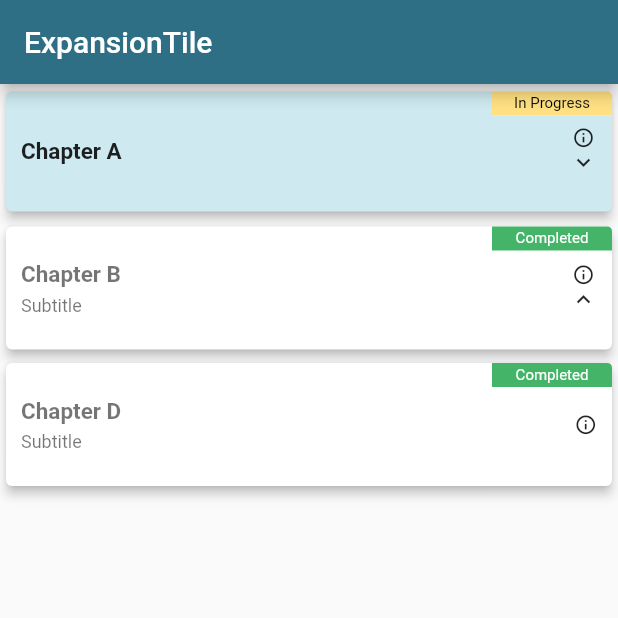
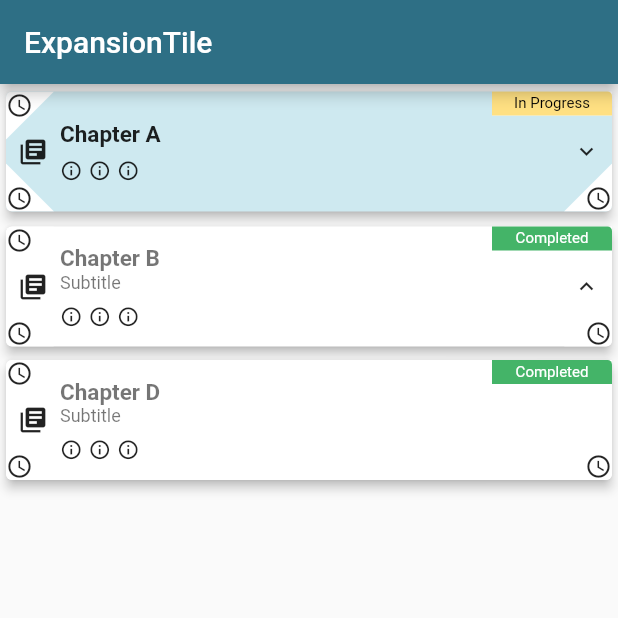
Before and after one commit to zubairehman/DismissibleExpandedList, a Flutter app: the screen it shows after launch, after a tap on "Chapter A", on a phone screen of 412 x 824 dp, the top half of it. Run offline on Flutter 3.47's test engine with Material 2 defaults, Android fonts, the phone set to English and light mode, and no system bars.

Commit message:
- added custom clipper - added badge icon

```diff
--- a/lib/model/dismissible_list_configuration.dart
+++ b/lib/model/dismissible_list_configuration.dart
@@ -6,6 +6,7 @@ class DismissibleListConfig {
   double listElevation;
   double infoBadgeElevation;
   double infoIconSize;
+  double leadingIconSize;
   bool removeTileOnDismiss;
   bool allowBatchSwipe;
   bool allowChildSwipe;
@@ -16,6 +17,7 @@ class DismissibleListConfig {
   TextStyle titleSelectedStyle;
   TextStyle subTitleStyle;
   TextStyle subTitleSelectedStyle;
+  IconData leadingIcon;
   IconData trailingIcon;
   Color lineColor;
   Color selectionColor;
@@ -24,12 +26,14 @@ class DismissibleListConfig {
   Color iconColor;
   Color iconSelectedColor;
   Color backgroundColor;
+  Color cornerIconBackgroundColor;
 
   DismissibleListConfig({
     this.badgeWidth = 80.0,
     this.listElevation = 3.0,
     this.infoBadgeElevation = 0.0,
     this.infoIconSize = 15.0,
+    this.leadingIconSize = 20.0,
     this.removeTileOnDismiss = true,
     this.allowBatchSwipe = true,
     this.allowChildSwipe = true,
@@ -40,6 +44,7 @@ class DismissibleListConfig {
     this.titleSelectedStyle = style.titleSelectedStyle,
     this.subTitleStyle = style.subTitleStyle,
     this.subTitleSelectedStyle = style.subTitleSelectedStyle,
+    this.leadingIcon = Icons.library_books,
     this.trailingIcon = Icons.info_outline,
     this.lineColor = const Color(0xFFe0e0e0),
     this.selectionColor = const Color(0xFFcee9f0),
@@ -48,5 +53,6 @@ class DismissibleListConfig {
     this.iconColor = Colors.black87,
     this.iconSelectedColor = Colors.black87,
     this.backgroundColor = Colors.white,
+    this.cornerIconBackgroundColor = Colors.white,
   });
 }
--- /dev/null
+++ b/lib/model/rectangular_clipper.dart
@@ -0,0 +1,61 @@
+import 'package:flutter/material.dart';
+
+class RectangularClipper extends CustomClipper<Path> {
+  final bool topLeft;
+  final bool topRight;
+  final bool bottomLeft;
+  final bool bottomRight;
+
+  RectangularClipper({
+    this.topLeft = false,
+    this.topRight = false,
+    this.bottomLeft = false,
+    this.bottomRight = false,
+  });
+
+  @override
+  getClip(Size size) {
+    var path;
+
+    if (topLeft) {
+      path = _clipForTopLeft(size);
+    } else if (bottomLeft) {
+      path = _clipForBottomLeft(size);
+    } else if (bottomRight) {
+      path = _clipForBottomRight(size);
+    } else if (topLeft) {
+      path = _clipForTopLeft(size);
+    }
+    return path;
+  }
+
+  Path _clipForTopLeft(Size size) {
+    var path = Path();
+    path.lineTo(0.0, size.height);
+    path.lineTo(size.width, 0.0);
+    path.close();
+    return path;
+  }
+
+  Path _clipForBottomLeft(Size size) {
+    var path = Path();
+    path.lineTo(0.0, size.height);
+    path.lineTo(size.width, size.height);
+    path.close();
+    return path;
+  }
+
+  Path _clipForBottomRight(Size size) {
+    var path = Path();
+    path.moveTo(size.width, 0.0);
+    path.lineTo(size.width, size.height);
+    path.lineTo(0.0, size.height);
+    path.close();
+    return path;
+  }
+
+  @override
+  bool shouldReclip(CustomClipper oldClipper) {
+    return false;
+  }
+}
--- a/lib/widgets/dismissible_expanded_list_widget.dart
+++ b/lib/widgets/dismissible_expanded_list_widget.dart
@@ -5,11 +5,12 @@ library dismissible_expanded_list;
 import 'package:dismissible_expanded_list/constants/text_styles.dart';
 import 'package:dismissible_expanded_list/model/dismissible_list_configuration.dart';
 import 'package:dismissible_expanded_list/model/entry.dart';
+import 'package:dismissible_expanded_list/model/rectangular_clipper.dart';
 import 'package:dismissible_expanded_list/utils/timeline/timeline_painter.dart';
 import 'package:dismissible_expanded_list/widgets/custom_expansion_tile.dart';
 import 'package:flutter/material.dart';
 
-// type defs:-------------------------------------------------------------------
+// type definitions:------------------------------------------------------------
 typedef void OnItemDismissed(
   int parentIndex,
   int childIndex,
@@ -59,21 +60,16 @@ class _DismissibleExpandableListState extends State<DismissibleExpandableList>
   AnimationController _iconAnimationController;
   Animation<double> _iconTurns;
   bool _isExpanded = false;
-  static final Animatable<double> _easeInTween = CurveTween(curve: Curves.easeIn);
-  static final Animatable<double> _halfTween = Tween<double>(begin: 0.0, end: 0.5);
+  static final Animatable<double> _easeInTween =
+      CurveTween(curve: Curves.easeIn);
+  static final Animatable<double> _halfTween =
+      Tween<double>(begin: 0.0, end: 0.5);
 
   @override
   void initState() {
     super.initState();
-    _expandCollapseController =
-        AnimationController(duration: _kExpand, vsync: this);
-    _iconAnimationController =
-        AnimationController(duration: _kExpand, vsync: this);
-    _iconTurns = _iconAnimationController.drive(_halfTween.chain(_easeInTween));
-    _expandCollapseController.forward();
-    _isExpanded = PageStorage.of(context)?.readState(context) ?? false;
-    if (_isExpanded) _iconAnimationController.value = 1.0;
-    onExpansionChange(true);
+    _initControllers();
+    _onExpansionChange(true);
   }
 
   @override
@@ -106,7 +102,7 @@ class _DismissibleExpandableListState extends State<DismissibleExpandableList>
           initiallyExpanded: shouldExpand(root),
           onExpansionChanged: (isExpanded) {
             setState(() {
-              onExpansionChange(isExpanded);
+              _onExpansionChange(isExpanded);
             });
           },
           listTile: widget.config.allowBatchSwipe
@@ -163,15 +159,7 @@ class _DismissibleExpandableListState extends State<DismissibleExpandableList>
       // Show a red background as the item is swiped away.
       background: Container(color: widget.config.rightSwipeColor),
       secondaryBackground: Container(color: widget.config.leftSwipeColor),
-      child: Card(
-        elevation: widget.config.listElevation,
-        color: !widget.config.allowParentSelection && root.children.isNotEmpty
-            ? widget.config.backgroundColor
-            : root.id != null && root.selected
-                ? widget.config.selectionColor
-                : widget.config.backgroundColor,
-        child: _buildListTileContent(root, parentIndex, childIndex),
-      ),
+      child: _buildCardTile(root, parentIndex, childIndex),
     );
   }
 
@@ -190,51 +178,129 @@ class _DismissibleExpandableListState extends State<DismissibleExpandableList>
 
   Widget _buildListTileContent(
       ExpandableListItem root, int parentIndex, int childIndex) {
-    return Stack(
+    return Container(
+      height: 80.0,
+      child: Stack(
         children: <Widget>[
           widget.config.showInfoBadge ? _buildBadge(root) : SizedBox.shrink(),
-        root.subTitle != null && root.subTitle.isNotEmpty
-            ? ListTile(
-                contentPadding: EdgeInsets.only(
-                    top: 5.0, bottom: 5.0, right: 10.0, left: 10.0),
-                title: _buildTitle(root),
-                subtitle: _buildSubTitle(root),
-                trailing: _buildTrailingWidget(root),
+          _buildListItem(root, parentIndex, childIndex),
+          _buildCornerIconWidget(
+            root,
+            radiusTopLeft: 4.0,
+            topLeft: true,
+            icon: Icons.access_time,
+            alignment: Alignment.topLeft,
+          ),
+          _buildCornerIconWidget(
+            root,
+            radiusBottomLeft: 4.0,
+            bottomLeft: true,
+            icon: Icons.access_time,
+            alignment: Alignment.bottomLeft,
+          ),
+          _buildCornerIconWidget(
+            root,
+            radiusBottomRight: 4.0,
+            bottomRight: true,
+            icon: Icons.access_time,
+            alignment: Alignment.bottomRight,
+          ),
+        ],
+      ),
+    );
+  }
+
+  Widget _buildListItem(
+      ExpandableListItem root, int parentIndex, int childIndex) {
+    return InkWell(
+      child: Row(
+        children: <Widget>[
+          SizedBox(width: 8.0),
+          _buildLeadingWidget(root),
+          SizedBox(width: 8.0),
+          Expanded(
+            flex: 1,
+            child: Column(
+              mainAxisSize: MainAxisSize.max,
+              crossAxisAlignment: CrossAxisAlignment.start,
+              mainAxisAlignment: MainAxisAlignment.center,
+              children: <Widget>[
+                _buildTitle(root),
+                _buildSubTitle(root),
+                SizedBox(height: 8.0),
+                _buildInfoIcons(root),
+              ],
+            ),
+          ),
+          _buildTrailingWidget(root),
+          SizedBox(width: 8.0),
+        ],
+      ),
       onTap: () {
         widget.onItemClick(parentIndex, childIndex, root);
 
         //only collapse if its a parent
         if (!root.id.contains('.') && root.children.isNotEmpty) {
-//          CustomExpansionTile.of(context).toggle();
           _expansionTile.currentState.toggle();
         }
       },
-              )
-            : ListTile(
-                contentPadding: EdgeInsets.only(
-                    top: 12.0, bottom: 12.0, right: 10.0, left: 10.0),
-                title: _buildTitle(root),
-                trailing: _buildTrailingWidget(root),
-                onTap: () {
-                  widget.onItemClick(parentIndex, childIndex, root);
+    );
+  }
 
-                  //only collapse if its a parent
-                  if (!root.id.contains('.') && root.children.isNotEmpty) {
-//          CustomExpansionTile.of(context).toggle();
-                    _expansionTile.currentState.toggle();
-                  }
-                },
+  Widget _buildCornerIconWidget(
+    ExpandableListItem root, {
+    double radiusTopLeft = 0.0,
+    double radiusBottomLeft = 0.0,
+    double radiusBottomRight = 0.0,
+    bool topLeft = false,
+    bool topRight = false,
+    bool bottomLeft = false,
+    bool bottomRight = false,
+    Alignment alignment,
+    IconData icon,
+  }) {
+    return Stack(
+      children: <Widget>[
+        Align(
+          alignment: alignment,
+          child: ClipPath(
+            clipper: RectangularClipper(
+              topLeft: topLeft,
+              topRight: topRight,
+              bottomLeft: bottomLeft,
+              bottomRight: bottomRight,
             ),
+            child: Container(
+              height: 32.0,
+              width: 32.0,
+              decoration: BoxDecoration(
+                color: widget.config.cornerIconBackgroundColor,
+                borderRadius: BorderRadius.only(
+                  topLeft: Radius.circular(radiusTopLeft),
+                  bottomLeft: Radius.circular(radiusBottomLeft),
+                  bottomRight: Radius.circular(radiusBottomRight),
+                ),
+              ),
+            ),
+          ),
+        ),
+        Align(alignment: alignment, child: Icon(icon, size: 18.0))
       ],
     );
   }
 
+  Widget _buildLeadingWidget(ExpandableListItem root) {
+    return Icon(
+      widget.config.leadingIcon,
+      size: widget.config.leadingIconSize,
+      color: shouldApplySelection(root)
+          ? widget.config.iconSelectedColor
+          : widget.config.iconColor,
+    );
+  }
+
   Widget _buildTitle(ExpandableListItem root) {
-    return Row(
-      mainAxisSize: MainAxisSize.max,
-      children: <Widget>[
-        Expanded(
-          child: Text(
+    return Text(
       root.title,
       maxLines: 1,
       overflow: TextOverflow.ellipsis,
@@ -242,19 +308,12 @@ class _DismissibleExpandableListState extends State<DismissibleExpandableList>
       style: shouldApplySelection(root)
           ? widget.config.titleSelectedStyle ?? titleSelectedStyle
           : widget.config.titleStyle ?? titleStyle,
-          ),
-        ),
-      ],
     );
   }
 
   Widget _buildSubTitle(ExpandableListItem root) {
-    return AnimatedBuilder(
-      animation: _expandCollapseController.view,
-      builder: (BuildContext context, Widget child) => Row(
-        children: <Widget>[
-          Expanded(
-            child: Text(
+    return root.subTitle != null && root.subTitle.isNotEmpty
+        ? Text(
             root.subTitle,
             maxLines: 1,
             overflow: TextOverflow.ellipsis,
@@ -262,29 +321,14 @@ class _DismissibleExpandableListState extends State<DismissibleExpandableList>
             style: shouldApplySelection(root)
                 ? widget.config.subTitleSelectedStyle ?? subTitleSelectedStyle
                 : widget.config.subTitleStyle ?? subTitleStyle,
-            ),
-          ),
-        ],
-      ),
-    );
+          )
+        : SizedBox.shrink();
   }
 
   Widget _buildTrailingWidget(ExpandableListItem root) {
     return AnimatedBuilder(
       animation: _expandCollapseController.view,
-      builder: (BuildContext context, Widget child) => Column(
-        mainAxisAlignment: MainAxisAlignment.center,
-        children: <Widget>[
-          widget.config.trailingIcon != null
-              ? Icon(
-            widget.config.trailingIcon,
-            size: widget.config.infoIconSize,
-            color: shouldApplySelection(root)
-                ? widget.config.iconSelectedColor
-                : widget.config.iconColor,
-          )
-              : SizedBox.shrink(),
-          root.children.length > 0
+      builder: (BuildContext context, Widget child) => root.children.length > 0
           ? RotationTransition(
               turns: _iconTurns,
               child: Icon(
@@ -296,11 +340,41 @@ class _DismissibleExpandableListState extends State<DismissibleExpandableList>
               ),
             )
           : SizedBox.shrink(),
-        ],
-      ),
     );
   }
 
+  // info icons:----------------------------------------------------------------
+  Widget _buildInfoIcons(ExpandableListItem root) {
+    return Row(
+      children: <Widget>[
+        Icon(
+          widget.config.trailingIcon,
+          size: widget.config.infoIconSize,
+          color: shouldApplySelection(root)
+              ? widget.config.iconSelectedColor
+              : widget.config.iconColor,
+        ),
+        SizedBox(width: 4.0),
+        Icon(
+          widget.config.trailingIcon,
+          size: widget.config.infoIconSize,
+          color: shouldApplySelection(root)
+              ? widget.config.iconSelectedColor
+              : widget.config.iconColor,
+        ),
+        SizedBox(width: 4.0),
+        Icon(
+          widget.config.trailingIcon,
+          size: widget.config.infoIconSize,
+          color: shouldApplySelection(root)
+              ? widget.config.iconSelectedColor
+              : widget.config.iconColor,
+        )
+      ],
+    );
+  }
+
+  // badge:---------------------------------------------------------------------
   Widget _buildBadge(ExpandableListItem root) {
     return Align(
       alignment: Alignment.topRight,
@@ -328,6 +402,7 @@ class _DismissibleExpandableListState extends State<DismissibleExpandableList>
     );
   }
 
+  // line:----------------------------------------------------------------------
   Widget _buildLine(int index) {
     return Container(
       width: 25.0,
@@ -343,7 +418,18 @@ class _DismissibleExpandableListState extends State<DismissibleExpandableList>
   }
 
   // General Methods:-----------------------------------------------------------
-  void onExpansionChange(bool isExpanded) {
+  void _initControllers() {
+    _expandCollapseController =
+        AnimationController(duration: _kExpand, vsync: this);
+    _iconAnimationController =
+        AnimationController(duration: _kExpand, vsync: this);
+    _iconTurns = _iconAnimationController.drive(_halfTween.chain(_easeInTween));
+    _expandCollapseController.forward();
+    _isExpanded = PageStorage.of(context)?.readState(context) ?? false;
+    if (_isExpanded) _iconAnimationController.value = 1.0;
+  }
+
+  void _onExpansionChange(bool isExpanded) {
     _isExpanded = isExpanded;
     if (_isExpanded)
       _iconAnimationController.forward();
--- a/pubspec.yaml
+++ b/pubspec.yaml
@@ -1,7 +1,6 @@
 name: dismissible_expanded_list
 description: A Flutter package to display hierarchical data in the form  of list as well as allows to swipe the individual tiles.
-version: 0.2.6
-author: Zubair Rehman <zubairehman.work@gmail.com>
+version: 0.2.7
 homepage: https://github.com/zubairehman/DismissibleExpandedList.git
 
 environment:
```
Also changed, not shown: example/pubspec.lock, pubspec.lock, 2 other files. Lines whose indentation alone changed are shown as unchanged.
